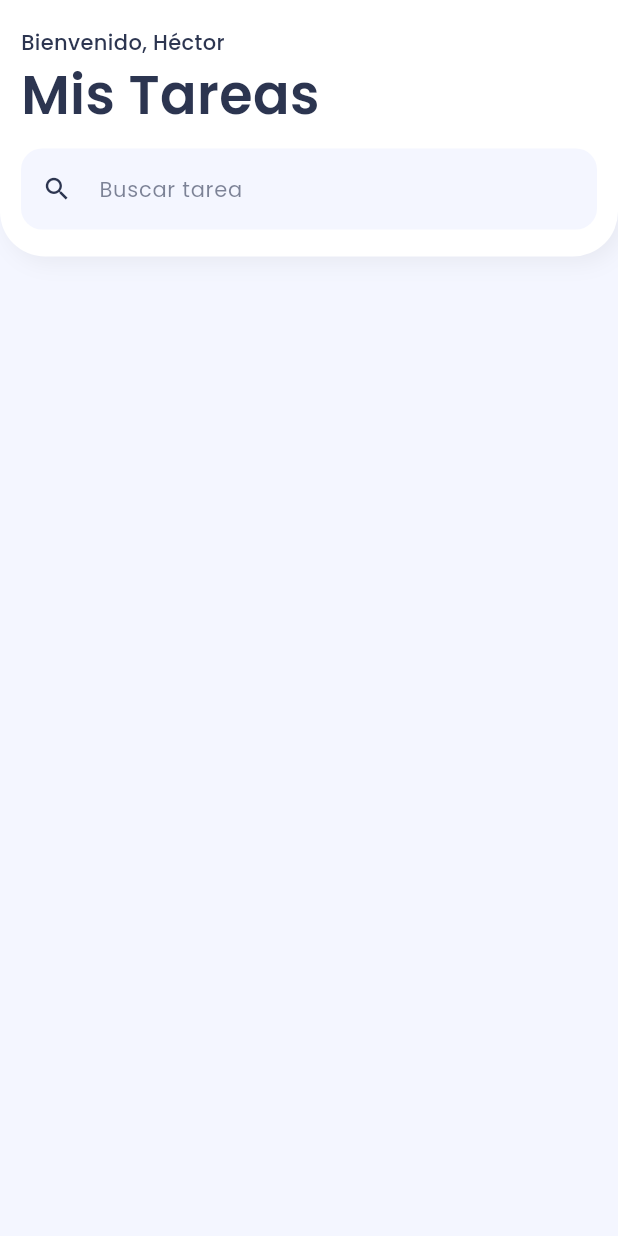
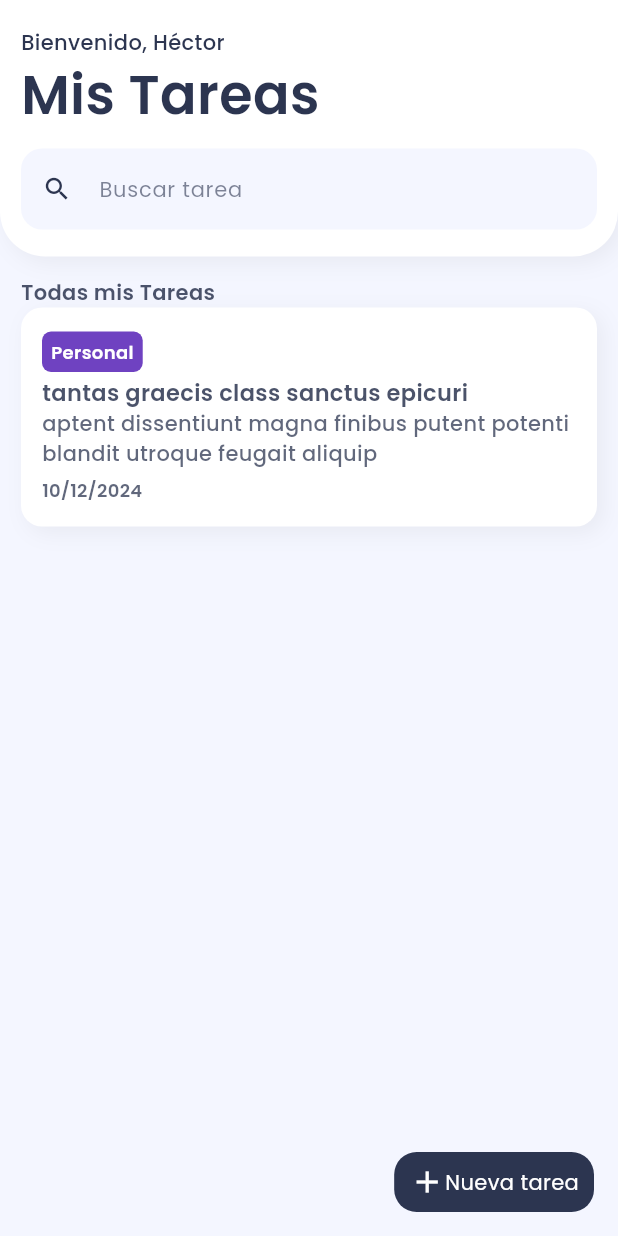
Before and after one commit to hectorfd/firetask, a Flutter app: the screen it shows after launch, on a phone screen of 412 x 824 dp. Run offline on Flutter 3.47's test engine with Material 3 defaults, Android fonts, the phone set to English and light mode, and no system bars; our stand-ins replace cloud_firestore, firebase_core, google_fonts; accounts and stored records are empty.

Commit message:
boton tareas y tarjeta base

```diff
--- a/lib/pages/home_page.dart
+++ b/lib/pages/home_page.dart
@@ -1,6 +1,6 @@
 import 'package:cloud_firestore/cloud_firestore.dart';
 import 'package:firetask/ui/general/colors.dart';
-import 'package:firetask/ui/general/general_widgets.dart';
+import 'package:firetask/ui/widgets/general_widgets.dart';
 import 'package:flutter/material.dart';
 
 import '../ui/widgets/textfield_search_widget.dart';
@@ -15,6 +15,28 @@ class HomePage extends StatelessWidget {
 
     return Scaffold(
       backgroundColor: secondary,
+      floatingActionButton: InkWell(
+        onTap: (){
+
+        },
+        borderRadius: BorderRadius.circular(14),
+        child: Container(
+          padding: EdgeInsets.symmetric(horizontal: 10, vertical: 8),
+          decoration: BoxDecoration(
+            color: primary,
+            borderRadius: BorderRadius.circular(15)
+          ),
+          child: Row(
+            mainAxisSize: MainAxisSize.min,
+            children: [
+              Icon(Icons.add, color: Colors.white,),
+              Text("Nueva tarea",
+                style: TextStyle(color: Colors.white),
+              ),
+            ],
+          ),
+        ),
+      ),
       // appBar: AppBar(
       //   title: Text("Home Page"),
       // ),
@@ -61,7 +83,81 @@ class HomePage extends StatelessWidget {
               ),
             ),
             ),
+
+          Padding(
+            padding: const EdgeInsets.all(14),
+            child: Column(
+              crossAxisAlignment: CrossAxisAlignment.start,
+              children: [
+                Text("Todas mis Tareas", style: TextStyle(
+                    fontSize: 14,
+                    fontWeight: FontWeight.w600,
+                    color: primary.withOpacity(0.85)
+                ),
+                ),
+                Container(
+                  padding: const EdgeInsets.symmetric(horizontal: 14, vertical: 16),
+
+                  decoration: BoxDecoration(
+                    color: Colors.white,
+                    borderRadius: BorderRadius.circular(14),
+                    boxShadow: [
+                      BoxShadow(
+                        color: Colors.black.withOpacity(0.05),
+                        offset: const Offset(4, 4),
+                        blurRadius: 12
+                      ),
+                    ],
+                  ),
+                  child: Column(
+                    crossAxisAlignment: CrossAxisAlignment.start,
+                    children: [
+                      Container(
+                        padding: const EdgeInsets.symmetric(horizontal: 6, vertical: 5),
+
+                        decoration: BoxDecoration(
+                            color: Color(0xff6F42C1),
+                          borderRadius: BorderRadius.circular(6),
+                          ),
+                          child: Text("Personal",
+                            style: TextStyle(
+                            fontSize:12,
+                            fontWeight: FontWeight.w600,
+                            color: Colors.white,
+                          ),
+                          ),
+                        ),
+                        caja3(),
+                        Text("tantas graecis class sanctus epicuri",
+                        style: TextStyle(
+                            fontSize:15,
+                            fontWeight: FontWeight.w600,
+                            color: primary.withOpacity(0.85),
+                        ),
+                      ),
+                      Text("aptent dissentiunt magna finibus putent potenti blandit utroque feugait aliquip",
+                        style: TextStyle(
+                        fontSize:14,
+                        fontWeight: FontWeight.w500,
+                        color: primary.withOpacity(0.75),
+                      ),
+                      ),
+                      caja6(),
+                      Text("10/12/2024",
+                        style: TextStyle(
+                        fontSize:12,
+                        fontWeight: FontWeight.w600,
+                        color: primary.withOpacity(0.75),
+                        ),
+                      ),
+                    ],
+                  ),
+                ),
+              ],
+            ),
+          ),
           ],
+
       ),
       ),
       // body: StreamBuilder(stream: tasksReference.snapshots(),
```
Also changed, not shown: lib/ui/widgets/general_widgets.dart (renamed from lib/ui/general/general_widgets.dart).
